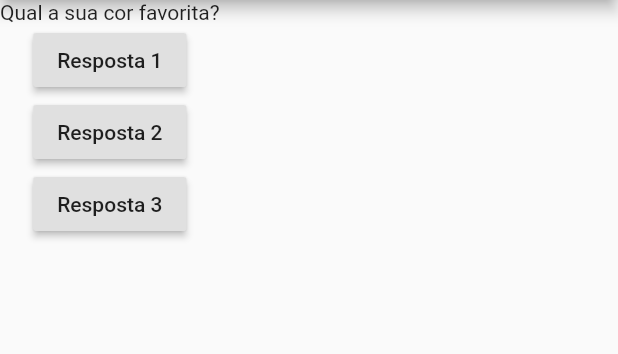
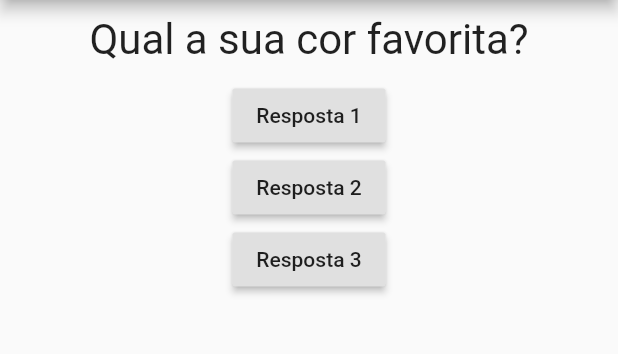
Before and after one commit to romildojpaiter/projeto_perguntas, a Flutter app: the screen it shows after launch, on a phone screen of 412 x 824 dp, the part 84-438 px from its top. Run offline on Flutter 3.47's test engine with Material 2 defaults, Android fonts, the phone set to English and light mode, and no system bars.

Commit message:
Inclusao um component Container para exibir as perguntas

```diff
--- a/lib/main.dart
+++ b/lib/main.dart
@@ -1,4 +1,5 @@
 import 'package:flutter/material.dart';
+import './questao.dart';
 
 main() => runApp(PerguntaApp());
 
@@ -31,7 +32,7 @@ class _PerguntaAppState extends State<PerguntaApp> {
         ),
         body: Column(
           children: [
-            Text(perguntas[_perguntaSelecionada]),
+            Questao(perguntas[_perguntaSelecionada]),
             RaisedButton(
               child: Text('Resposta 1'),
               onPressed: () => responder(),
--- /dev/null
+++ b/lib/questao.dart
@@ -0,0 +1,20 @@
+import 'package:flutter/material.dart';
+
+class Questao extends StatelessWidget {
+  final String texto;
+
+  Questao(this.texto);
+
+  @override
+  Widget build(BuildContext context) {
+    return Container(
+      width: double.infinity,
+      margin: EdgeInsets.all(10),
+      child: Text(
+        texto,
+        style: TextStyle(fontSize: 28),
+        textAlign: TextAlign.center,
+      ),
+    );
+  }
+}
```
